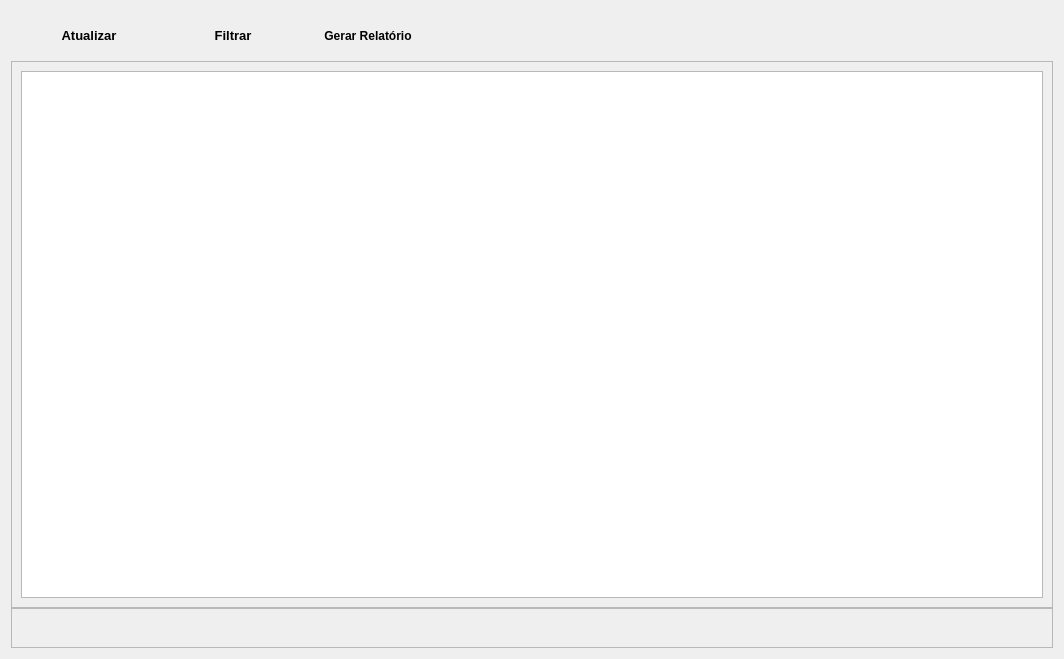
Above: Resources/UI/Componentes/ListaPadrao.ui from Klubas/Projeto-SOAD before the change. Below: the same form after it.
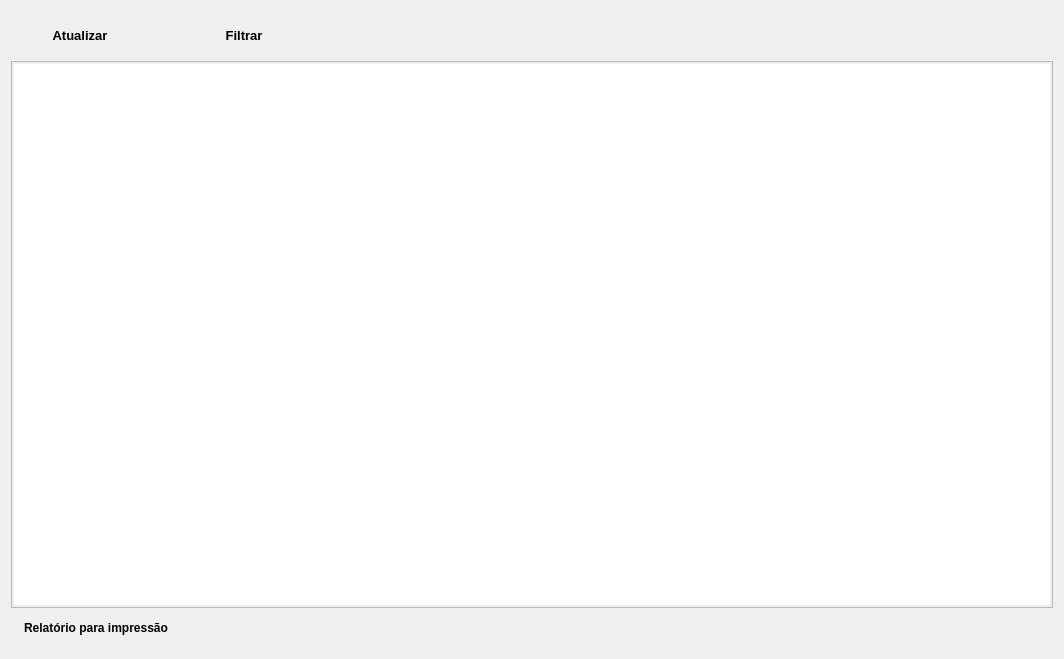
That is the form after the change.

Commit message: - Inicio da imaplementação da geraçaõ de relatórios

```diff
--- a/Resources/UI/Componentes/ListaPadrao.ui
+++ b/Resources/UI/Componentes/ListaPadrao.ui
@@ -79,6 +79,18 @@
           <layout class="QHBoxLayout" name="horizontalLayout_3">
            <item>
             <widget class="QPushButton" name="pushButton_atualizar">
+             <property name="minimumSize">
+              <size>
+               <width>120</width>
+               <height>0</height>
+              </size>
+             </property>
+             <property name="maximumSize">
+              <size>
+               <width>140</width>
+               <height>16777215</height>
+              </size>
+             </property>
              <property name="font">
               <font>
                <pointsize>10</pointsize>
@@ -92,6 +104,15 @@
              <property name="text">
               <string>Atualizar</string>
              </property>
+             <property name="iconSize">
+              <size>
+               <width>20</width>
+               <height>20</height>
+              </size>
+             </property>
+             <property name="shortcut">
+              <string>Ctrl+P</string>
+             </property>
              <property name="checkable">
               <bool>false</bool>
              </property>
@@ -103,6 +124,19 @@
              </property>
             </widget>
            </item>
+           <item>
+            <spacer name="horizontalSpacer_4">
+             <property name="orientation">
+              <enum>Qt::Horizontal</enum>
+             </property>
+             <property name="sizeHint" stdset="0">
+              <size>
+               <width>40</width>
+               <height>20</height>
+              </size>
+             </property>
+            </spacer>
+           </item>
            <item>
             <widget class="QPushButton" name="pushButton_filtro">
              <property name="enabled">
@@ -114,6 +148,18 @@
                <verstretch>0</verstretch>
               </sizepolicy>
              </property>
+             <property name="minimumSize">
+              <size>
+               <width>120</width>
+               <height>0</height>
+              </size>
+             </property>
+             <property name="maximumSize">
+              <size>
+               <width>140</width>
+               <height>16777215</height>
+              </size>
+             </property>
              <property name="font">
               <font>
                <pointsize>10</pointsize>
@@ -127,6 +173,15 @@
              <property name="text">
               <string>Filtrar</string>
              </property>
+             <property name="iconSize">
+              <size>
+               <width>20</width>
+               <height>20</height>
+              </size>
+             </property>
+             <property name="shortcut">
+              <string>Ctrl+P</string>
+             </property>
              <property name="checkable">
               <bool>false</bool>
              </property>
@@ -249,22 +304,6 @@
           </widget>
           <widget class="QWidget" name="page">
            <layout class="QHBoxLayout" name="horizontalLayout_5">
-            <item>
-             <widget class="QPushButton" name="pushButton_relatorio">
-              <property name="font">
-               <font>
-                <weight>75</weight>
-                <bold>true</bold>
-               </font>
-              </property>
-              <property name="text">
-               <string>Gerar Relatório</string>
-              </property>
-              <property name="flat">
-               <bool>true</bool>
-              </property>
-             </widget>
-            </item>
             <item>
              <spacer name="horizontalSpacer_2">
               <property name="orientation">
@@ -294,10 +333,10 @@
         </sizepolicy>
        </property>
        <property name="frameShape">
-        <enum>QFrame::StyledPanel</enum>
+        <enum>QFrame::NoFrame</enum>
        </property>
        <property name="frameShadow">
-        <enum>QFrame::Raised</enum>
+        <enum>QFrame::Plain</enum>
        </property>
        <layout class="QHBoxLayout" name="horizontalLayout">
         <property name="spacing">
@@ -324,7 +363,22 @@
             <bold>true</bold>
            </font>
           </property>
+          <property name="frameShape">
+           <enum>QFrame::StyledPanel</enum>
+          </property>
           <layout class="QHBoxLayout" name="horizontalLayout_2">
+           <property name="leftMargin">
+            <number>2</number>
+           </property>
+           <property name="topMargin">
+            <number>2</number>
+           </property>
+           <property name="rightMargin">
+            <number>2</number>
+           </property>
+           <property name="bottomMargin">
+            <number>2</number>
+           </property>
            <item>
             <widget class="QTableWidget" name="tableWidget_tabela">
              <property name="font">
@@ -334,6 +388,12 @@
                <bold>false</bold>
               </font>
              </property>
+             <property name="frameShape">
+              <enum>QFrame::NoFrame</enum>
+             </property>
+             <property name="frameShadow">
+              <enum>QFrame::Plain</enum>
+             </property>
              <property name="editTriggers">
               <set>QAbstractItemView::NoEditTriggers</set>
              </property>
@@ -390,12 +450,63 @@
         </size>
        </property>
        <property name="frameShape">
-        <enum>QFrame::StyledPanel</enum>
+        <enum>QFrame::NoFrame</enum>
        </property>
        <property name="frameShadow">
-        <enum>QFrame::Raised</enum>
+        <enum>QFrame::Plain</enum>
        </property>
-       <layout class="QHBoxLayout" name="horizontalLayout_8"/>
+       <layout class="QHBoxLayout" name="horizontalLayout_8">
+        <item>
+         <widget class="QPushButton" name="pushButton_relatorio">
+          <property name="minimumSize">
+           <size>
+            <width>120</width>
+            <height>0</height>
+           </size>
+          </property>
+          <property name="maximumSize">
+           <size>
+            <width>16777215</width>
+            <height>16777215</height>
+           </size>
+          </property>
+          <property name="font">
+           <font>
+            <weight>75</weight>
+            <bold>true</bold>
+           </font>
+          </property>
+          <property name="text">
+           <string>Relatório para impressão</string>
+          </property>
+          <property name="iconSize">
+           <size>
+            <width>20</width>
+            <height>20</height>
+           </size>
+          </property>
+          <property name="shortcut">
+           <string>Ctrl+Shift+P</string>
+          </property>
+          <property name="flat">
+           <bool>true</bool>
+          </property>
+         </widget>
+        </item>
+        <item>
+         <spacer name="horizontalSpacer_3">
+          <property name="orientation">
+           <enum>Qt::Horizontal</enum>
+          </property>
+          <property name="sizeHint" stdset="0">
+           <size>
+            <width>40</width>
+            <height>20</height>
+           </size>
+          </property>
+         </spacer>
+        </item>
+       </layout>
       </widget>
      </item>
     </layout>
```
The commit also changes 22 other files.
